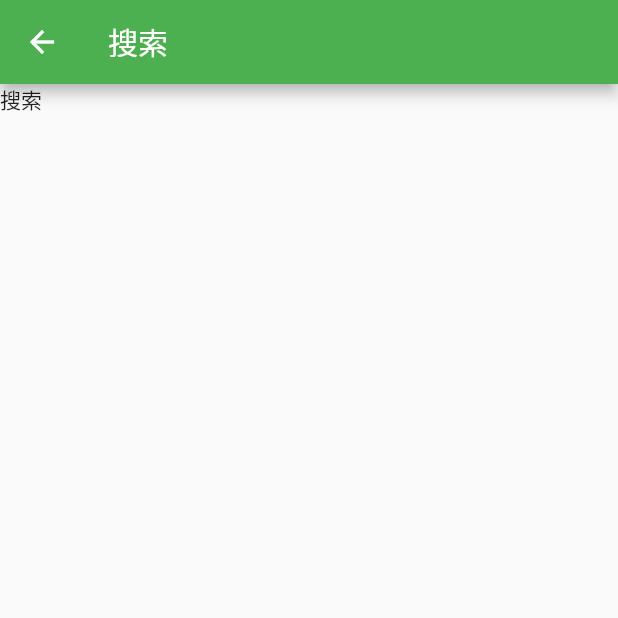
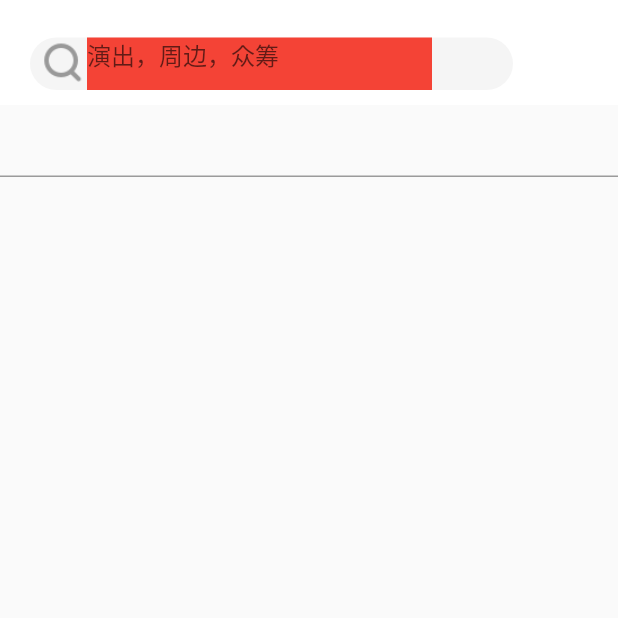
Before and after one commit to ryanranya/flutter_td, a Flutter app: the TDSearchPage screen opened by its route, on a phone screen of 412 x 824 dp, the top half of it. Run offline on Flutter 3.47's test engine with Material 2 defaults, Android fonts, the phone set to English and light mode, and no system bars; our stand-ins replace dio, event_bus, flutter_swiper; statements that could not run were skipped.

```diff
--- a/lib/search/search_page.dart
+++ b/lib/search/search_page.dart
@@ -1,23 +1,76 @@
 
 import 'package:flutter/material.dart';
+import 'package:flutter/services.dart';
 
 class TDSearchPage extends StatefulWidget {
-
   static const String routName = "/search/search_page";
 
   @override
   _TDSearchPageState createState() => _TDSearchPageState();
 }
 
-class _TDSearchPageState extends State<TDSearchPage> {
+class _TDSearchPageState extends State<TDSearchPage> with WidgetsBindingObserver {
+
+
+  @override
+  void didChangeAppLifecycleState(AppLifecycleState state) {
+    print(state.toString());
+  }
+
   @override
   Widget build(BuildContext context) {
-    return Scaffold(
-      appBar: AppBar(
-        title: Text("搜索"),
+    return AnnotatedRegion<SystemUiOverlayStyle>(
+      value: SystemUiOverlayStyle.dark,
+      child: Scaffold(
+        body: Column(
+          children: <Widget>[
+            SearchBar(),
+            TextField(
+
+            )
+          ],
+        ),
+
       ),
-      body: Text("搜索"),
+    );
+  }
 
+  Widget SearchBar(){
+    return Container(
+      color: Colors.white,
+      width: double.infinity,
+      height: 70,
+      child: Container(
+        margin: EdgeInsets.fromLTRB(20, 25, 70, 10),
+        height: 40,
+        decoration: BoxDecoration(
+          borderRadius: BorderRadius.circular(20),
+          color: Color.fromARGB(255, 245,245,245),
+        ),
+        child: Row(
+          children: <Widget>[
+            Container(
+              padding: EdgeInsets.only(left: 8),
+              child: Image.asset(
+                "assets/images/homepage/search_icon.png",
+                width: 30,
+                height: 30,
+              ),
+            ),
+            Container(
+              color: Colors.red,
+              width: 230,
+              child: TextField(
+                decoration: InputDecoration(
+                  border: InputBorder.none,
+                  hintText: "演出，周边，众筹"
+                ),
+
+              ),
+            )
+          ],
+        ),
+      ),
     );
   }
 }
--- a/pubspec.yaml
+++ b/pubspec.yaml
@@ -36,8 +36,6 @@ dependencies:
   flutter_swiper: ^1.1.6
   #网络请求
   dio: ^3.0.9
-
-
 
 dev_dependencies:
   flutter_test:
```
Also changed, not shown: lib/home/home_tab_page/td_home_raise_page.dart (+18 -14 lines), lib/home/homewidget/search_button_widget.dart (+6 -1 lines), 37 other files.
